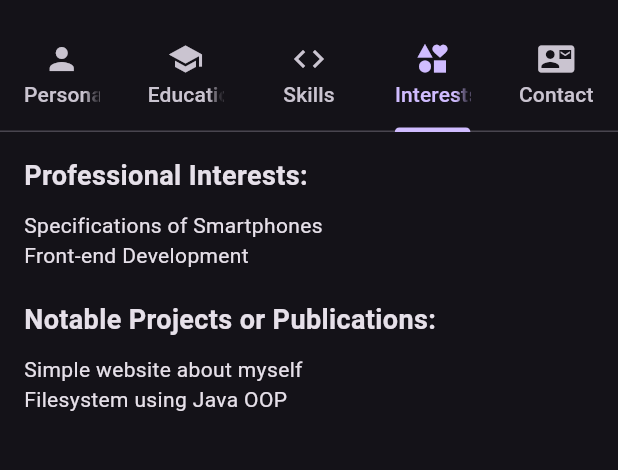
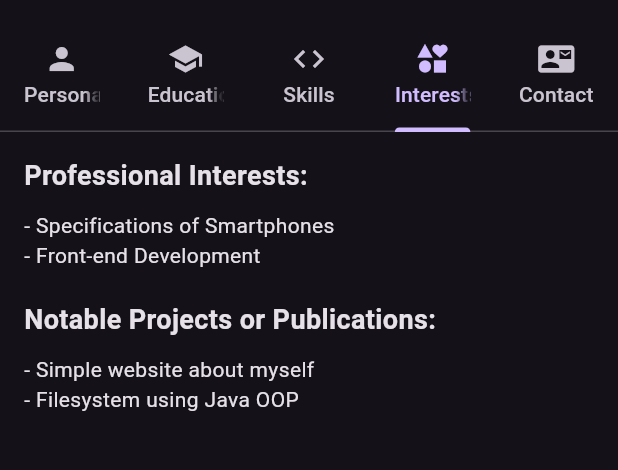
Before and after one commit to MrFranzu/flutter_app, a Flutter app: the screen it shows after launch, tab 4 chosen, on a phone screen of 412 x 824 dp, the part 63-533 px from its top. Run offline on Flutter 3.47's test engine with Material 3 defaults, Android fonts, the phone set to English and light mode, and no system bars.

Commit message:
interests.dart

```diff
--- a/lib/interests.dart
+++ b/lib/interests.dart
@@ -15,8 +15,8 @@ class Interests extends StatelessWidget {
             style: TextStyle(fontSize: 18, fontWeight: FontWeight.bold),
           ),
           SizedBox(height: 10),
-          Text('Specifications of Smartphones'),
-          Text('Front-end Development'),
+          Text('- Specifications of Smartphones'),
+          Text('- Front-end Development'),
 
           SizedBox(height: 20),
           Text(
@@ -24,8 +24,8 @@ class Interests extends StatelessWidget {
             style: TextStyle(fontSize: 18, fontWeight: FontWeight.bold),
           ),
           SizedBox(height: 10),
-          Text('Simple website about myself'),
-          Text('Filesystem using Java OOP'),
+          Text('- Simple website about myself'),
+          Text('- Filesystem using Java OOP'),
 
         ],
       ),
```
